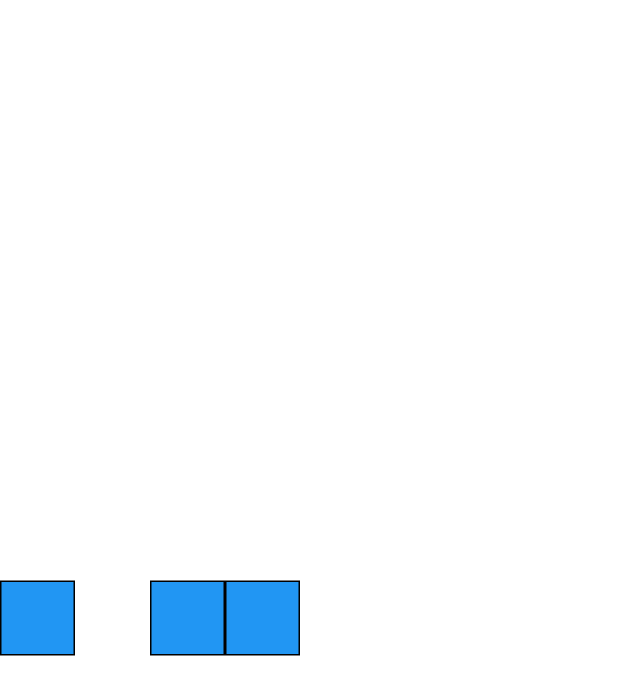
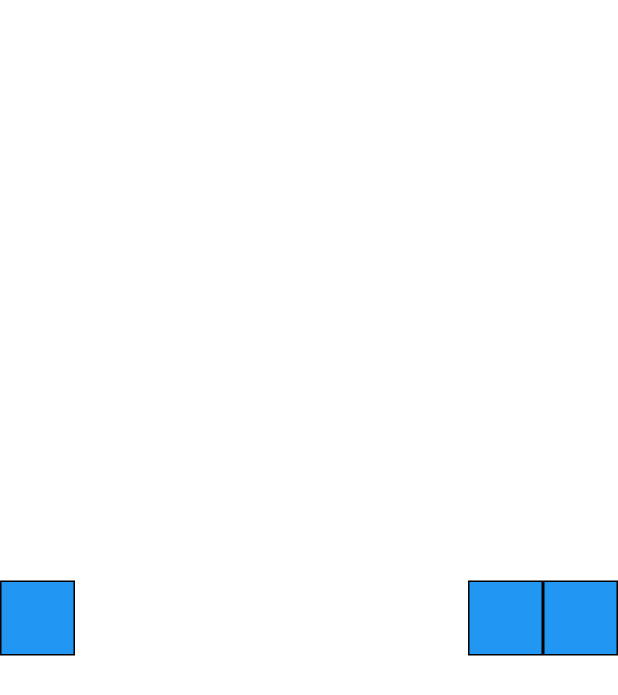
Before and after one commit to euivanw/flutter_codelabs_lab4, a Flutter app: the screen it shows after launch, on a phone screen of 412 x 824 dp. Shown: the top 695 px of the screen. Run offline on Flutter 3.47's test engine with Material 2 defaults, Android fonts, the phone set to English and light mode, and no system bars.

Commit message:
Lab4: Criando mais espaço

```diff
--- /dev/null
+++ b/lib/exemplo_criando_mais_espaco.dart
@@ -0,0 +1,29 @@
+import 'package:flutter/material.dart';
+
+class CriandoMaisEspacoExemplo extends StatelessWidget {
+  @override
+  Widget build(BuildContext context) {
+    return Row(
+      children: [
+        BlueBox(),
+        Spacer(flex: 1),
+        BlueBox(),
+        BlueBox(),
+      ],
+    );
+  }
+}
+
+class BlueBox extends StatelessWidget {
+  @override
+  Widget build(BuildContext context) {
+    return Container(
+      width: 50,
+      height: 50,
+      decoration: BoxDecoration(
+        color: Colors.blue,
+        border: Border.all(),
+      ),
+    );
+  }
+}
--- a/lib/main.dart
+++ b/lib/main.dart
@@ -1,6 +1,6 @@
 import 'package:flutter/material.dart';
 
-import 'exemplo_criando_um_espaco.dart';
+import 'exemplo_criando_mais_espaco.dart';
 
 void main() => runApp(MeuApp());
 
@@ -13,7 +13,7 @@ class MeuApp extends StatelessWidget {
         primarySwatch: Colors.blue,
         visualDensity: VisualDensity.adaptivePlatformDensity,
       ),
-      home: CriandoEspacoExemplo(),
+      home: CriandoMaisEspacoExemplo(),
     );
   }
 }
```
